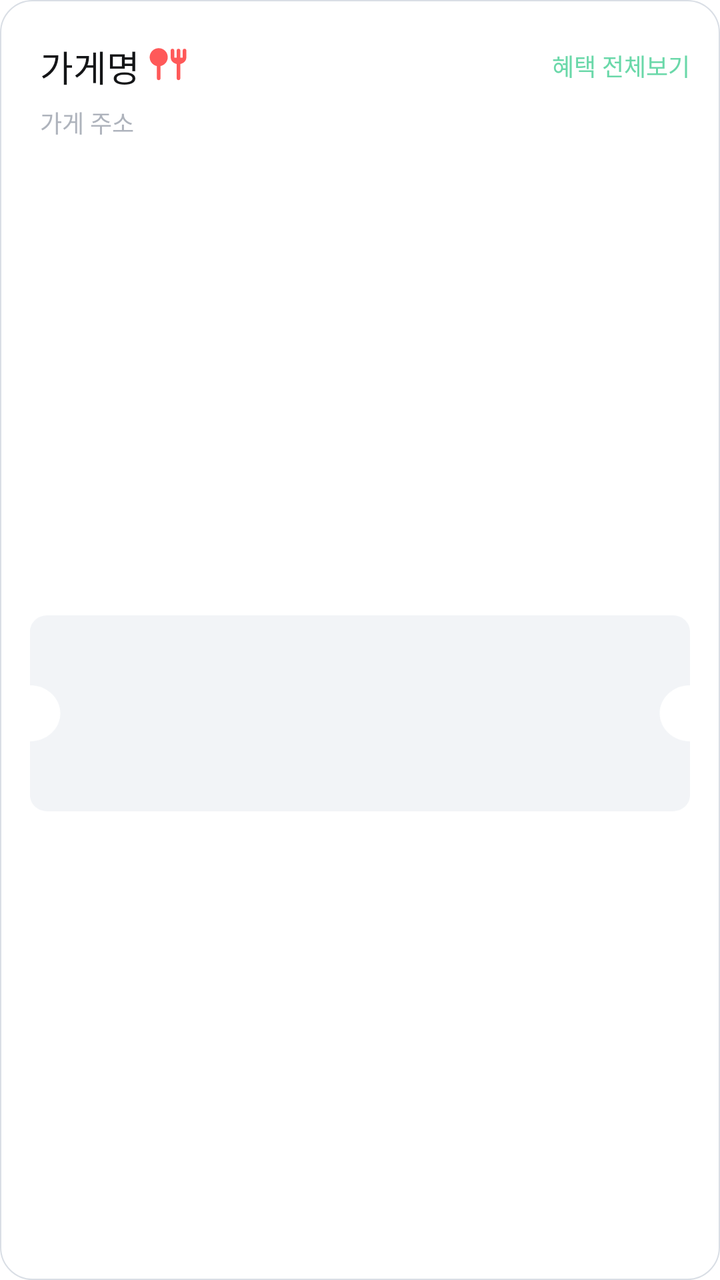
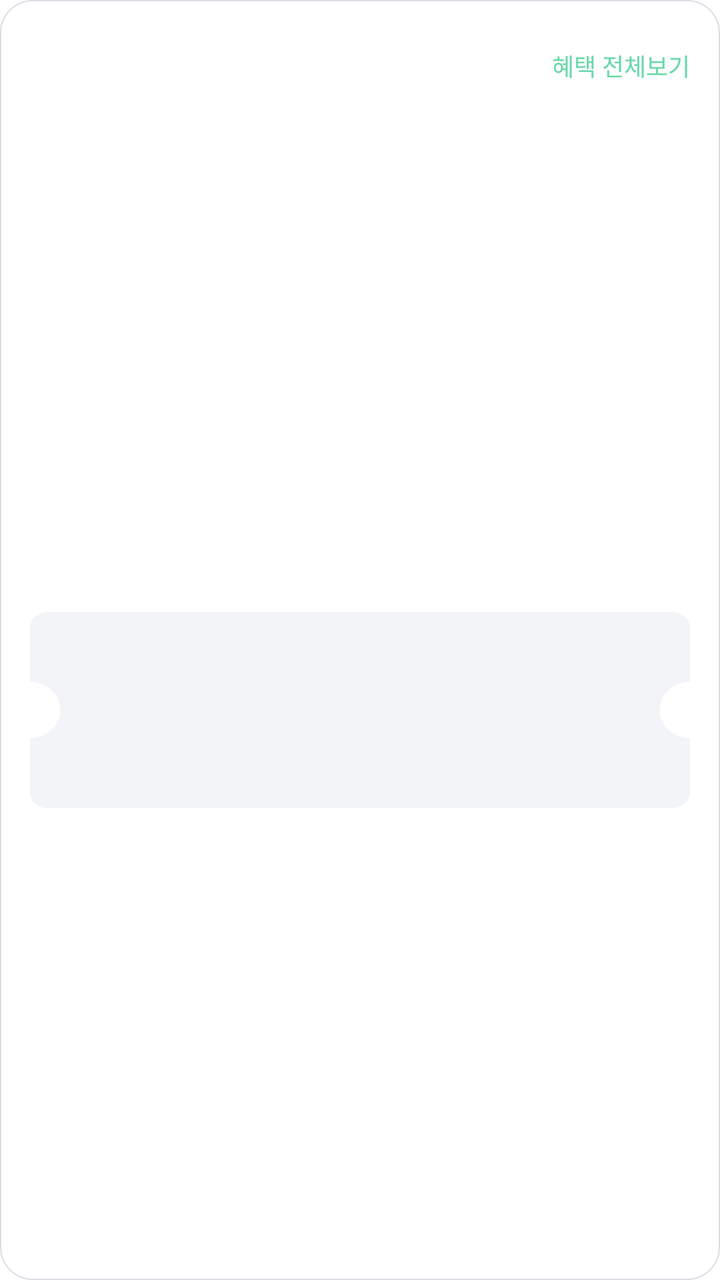

Before-and-after screenshots of an Android layout around one commit, followed by the original layout XML and the change that was made.
<!-- AndroidManifest.xml: application theme Theme.Terbuck -->
<!-- res/layout/row_home_store.xml -->
<?xml version="1.0" encoding="utf-8"?>
<androidx.constraintlayout.widget.ConstraintLayout xmlns:android="http://schemas.android.com/apk/res/android"
    xmlns:app="http://schemas.android.com/apk/res-auto"
    xmlns:tools="http://schemas.android.com/tools"
    android:layout_width="match_parent"
    android:layout_height="wrap_content"
    android:paddingHorizontal="15dp"
    android:paddingTop="20dp"
    android:paddingBottom="19dp"
    android:layout_marginBottom="15dp"
    android:background="@drawable/background_white_stroke_black5">

    <androidx.constraintlayout.widget.ConstraintLayout
        android:id="@+id/layout"
        android:layout_width="0dp"
        android:layout_height="wrap_content"
        android:orientation="horizontal"
        app:layout_constraintEnd_toEndOf="parent"
        app:layout_constraintStart_toStartOf="parent"
        app:layout_constraintTop_toTopOf="parent">


        <LinearLayout
            android:layout_width="0dp"
            android:layout_height="wrap_content"
            android:layout_marginEnd="26dp"
            android:layout_marginStart="5dp"
            android:orientation="horizontal"
            app:layout_constraintBottom_toBottomOf="parent"
            app:layout_constraintEnd_toStartOf="@+id/button_more"
            app:layout_constraintHorizontal_bias="0.0"
            app:layout_constraintStart_toStartOf="parent"
            app:layout_constraintTop_toTopOf="parent">

            <TextView
                android:id="@+id/textView_store_name"
                style="@style/Text_Semi_18"
                android:layout_width="wrap_content"
                android:layout_height="wrap_content"
                android:maxWidth="169dp"
                android:layout_gravity="center"
                android:text="가게명"
                app:layout_constraintBottom_toBottomOf="parent"
                app:layout_constraintEnd_toEndOf="parent"
                app:layout_constraintStart_toStartOf="parent"
                app:layout_constraintTop_toTopOf="parent" />

            <ImageView
                android:id="@+id/imageView_category"
                android:layout_width="20dp"
                android:layout_height="20dp"
                android:layout_gravity="center|top"
                android:layout_marginStart="4dp"
                android:layout_marginTop="2dp"
                android:src="@drawable/ic_food_selected"
                app:layout_constraintBottom_toBottomOf="@id/button_more"
                app:layout_constraintEnd_toStartOf="@+id/button_more"
                app:layout_constraintHorizontal_bias="0.0"
                app:layout_constraintStart_toEndOf="@+id/textView_store_name"
                app:layout_constraintTop_toTopOf="@id/button_more" />

        </LinearLayout>

        <TextView
            android:id="@+id/button_more"
            style="@style/Caption_Medi_12"
            android:layout_width="wrap_content"
            android:layout_height="wrap_content"
            android:layout_marginTop="4dp"
            android:layout_gravity="center"
            android:gravity="right"
            android:text="혜택 전체보기"
            android:textColor="@color/green_50"
            app:layout_constraintEnd_toEndOf="parent"
            app:layout_constraintTop_toTopOf="parent" />
    </androidx.constraintlayout.widget.ConstraintLayout>

    <TextView
        android:id="@+id/textView_store_address"
        style="@style/Caption_Medi_12"
        android:layout_width="wrap_content"
        android:layout_height="wrap_content"
        android:maxWidth="200dp"
        android:layout_marginTop="6dp"
        android:layout_marginEnd="19dp"
        android:layout_marginStart="5dp"
        android:ellipsize="end"
        android:maxLines="1"
        android:text="가게 주소"
        android:textColor="@color/black_10"
        app:layout_constraintEnd_toEndOf="@+id/layout"
        app:layout_constraintHorizontal_bias="0.0"
        app:layout_constraintStart_toStartOf="@+id/layout"
        app:layout_constraintTop_toBottomOf="@+id/layout" />

    <TextView
        android:id="@+id/textView_store_benefit"
        style="@style/Text_Semi_16"
        android:layout_width="0dp"
        android:layout_height="wrap_content"
        android:layout_marginTop="22dp"
        android:padding="25dp"
        android:background="@drawable/background_coupon"
        android:gravity="center"
        android:textAlignment="center"
        app:layout_constraintBottom_toBottomOf="parent"
        app:layout_constraintEnd_toEndOf="parent"
        app:layout_constraintStart_toStartOf="parent"
        app:layout_constraintTop_toBottomOf="@+id/textView_store_address" />
</androidx.constraintlayout.widget.ConstraintLayout>
<!-- resources referenced by this layout -->
<resources>
  <color name="black_10">#AEB3BC</color>
  <color name="green_50">#6AD8A9</color>
  <!-- drawable background_coupon (drawable) -->
  <vector xmlns:android="http://schemas.android.com/apk/res/android"
      android:width="305dp"
      android:height="98dp"
      android:viewportWidth="305"
      android:viewportHeight="98">
    <path
        android:pathData="M297,0C301.42,0 305,3.58 305,8V35C297.27,35 291,41.27 291,49C291,56.73 297.27,63 305,63V90C305,94.42 301.42,98 297,98H8C3.58,98 0,94.42 0,90V63C7.73,63 14,56.73 14,49C14,41.27 7.73,35 0,35V8C0,3.58 3.58,0 8,0H297Z"
        android:fillColor="#F2F4F7"/>
  </vector>
  <!-- drawable background_white_stroke_black5 (drawable) -->
  <?xml version="1.0" encoding="utf-8"?>
  <shape xmlns:android="http://schemas.android.com/apk/res/android">
  
      <solid android:color="@color/white"/>
  
      <stroke
          android:color="@color/black_5"
          android:width="0.5dp"/>
  
      <corners android:radius="16dp"/>
  </shape>
  <!-- drawable ic_food_selected (drawable) -->
  <vector xmlns:android="http://schemas.android.com/apk/res/android"
      android:width="16dp"
      android:height="16dp"
      android:viewportWidth="16"
      android:viewportHeight="16">
    <path
        android:pathData="M7.897,5.281C7.897,7.03 6.655,8.489 5.005,8.824V13.778C5.005,14.146 4.706,14.445 4.338,14.445H4.225C3.857,14.445 3.559,14.146 3.559,13.778V8.824C1.909,8.489 0.667,7.03 0.667,5.281C0.667,3.285 2.285,1.666 4.282,1.666C6.278,1.666 7.897,3.285 7.897,5.281Z"
        android:fillColor="#FF5959"/>
    <path
        android:pathData="M9.847,1.908C10.215,1.908 10.514,2.206 10.514,2.574V5.281C10.514,5.347 10.518,5.411 10.525,5.474H11.478V2.574C11.478,2.206 11.777,1.908 12.145,1.908H12.257C12.626,1.908 12.924,2.206 12.924,2.574V5.474H13.877C13.884,5.411 13.888,5.347 13.888,5.281V2.574C13.888,2.206 14.186,1.908 14.554,1.908H14.667C15.035,1.908 15.334,2.206 15.334,2.574V5.281C15.334,6.763 14.306,7.673 12.924,8V13.772C12.924,14.14 12.626,14.439 12.257,14.439H12.145C11.777,14.439 11.478,14.14 11.478,13.772V8C10.096,7.674 9.068,6.763 9.068,5.281V2.574C9.068,2.206 9.366,1.908 9.735,1.908H9.847Z"
        android:fillColor="#FF5959"/>
  </vector>
  <style name="Caption_Medi_12">
          <item name="android:fontFamily">@font/pretendard_medium</item>
          <item name="android:textSize">12sp</item>
      </style>
  <style name="Text_Semi_16">
          <item name="android:fontFamily">@font/pretendard_semi_bold</item>
          <item name="android:textSize">16sp</item>
      </style>
  <style name="Text_Semi_18">
          <item name="android:fontFamily">@font/pretendard_semi_bold</item>
          <item name="android:textSize">18sp</item>
      </style>
  <style name="Theme.Terbuck" parent="Base.Theme.Terbuck" />
  <color name="white">#FFFFFFFF</color>
  <color name="black_5">#D9DEE5</color>
  <style name="Base.Theme.Terbuck" parent="Theme.Material3.DayNight.NoActionBar">
          <item name="colorPrimary">@color/green_50</item>
          <item name="android:statusBarColor">@color/transparent</item>
          <item name="android:textColor">@color/black_50</item>
          <item name="android:windowBackground">@color/white</item>
          <item name="colorControlActivated">@color/green_50</item> 
          <item name="android:windowLightStatusBar">true</item>   
      </style>
  <color name="transparent">#00000000</color>
  <color name="black_50">#141517</color>
</resources>

<!-- the commit's change to res/layout/row_home_store.xml (unified diff, before → after) -->
@@ -39,7 +39,6 @@
                 android:layout_height="wrap_content"
                 android:maxWidth="169dp"
                 android:layout_gravity="center"
-                android:text="가게명"
                 app:layout_constraintBottom_toBottomOf="parent"
                 app:layout_constraintEnd_toEndOf="parent"
                 app:layout_constraintStart_toStartOf="parent"
@@ -52,7 +51,6 @@
                 android:layout_gravity="center|top"
                 android:layout_marginStart="4dp"
                 android:layout_marginTop="2dp"
-                android:src="@drawable/ic_food_selected"
                 app:layout_constraintBottom_toBottomOf="@id/button_more"
                 app:layout_constraintEnd_toStartOf="@+id/button_more"
                 app:layout_constraintHorizontal_bias="0.0"
@@ -86,7 +84,6 @@
         android:layout_marginStart="5dp"
         android:ellipsize="end"
         android:maxLines="1"
-        android:text="가게 주소"
         android:textColor="@color/black_10"
         app:layout_constraintEnd_toEndOf="@+id/layout"
         app:layout_constraintHorizontal_bias="0.0"
<!-- resource entries referenced after the edit -->
@@ -24,19 +24,6 @@
   
       <corners android:radius="16dp"/>
   </shape>
-  <!-- drawable ic_food_selected (drawable) -->
-  <vector xmlns:android="http://schemas.android.com/apk/res/android"
-      android:width="16dp"
-      android:height="16dp"
-      android:viewportWidth="16"
-      android:viewportHeight="16">
-    <path
-        android:pathData="M7.897,5.281C7.897,7.03 6.655,8.489 5.005,8.824V13.778C5.005,14.146 4.706,14.445 4.338,14.445H4.225C3.857,14.445 3.559,14.146 3.559,13.778V8.824C1.909,8.489 0.667,7.03 0.667,5.281C0.667,3.285 2.285,1.666 4.282,1.666C6.278,1.666 7.897,3.285 7.897,5.281Z"
-        android:fillColor="#FF5959"/>
-    <path
-        android:pathData="M9.847,1.908C10.215,1.908 10.514,2.206 10.514,2.574V5.281C10.514,5.347 10.518,5.411 10.525,5.474H11.478V2.574C11.478,2.206 11.777,1.908 12.145,1.908H12.257C12.626,1.908 12.924,2.206 12.924,2.574V5.474H13.877C13.884,5.411 13.888,5.347 13.888,5.281V2.574C13.888,2.206 14.186,1.908 14.554,1.908H14.667C15.035,1.908 15.334,2.206 15.334,2.574V5.281C15.334,6.763 14.306,7.673 12.924,8V13.772C12.924,14.14 12.626,14.439 12.257,14.439H12.145C11.777,14.439 11.478,14.14 11.478,13.772V8C10.096,7.674 9.068,6.763 9.068,5.281V2.574C9.068,2.206 9.366,1.908 9.735,1.908H9.847Z"
-        android:fillColor="#FF5959"/>
-  </vector>
   <style name="Caption_Medi_12">
           <item name="android:fontFamily">@font/pretendard_medium</item>
           <item name="android:textSize">12sp</item>
